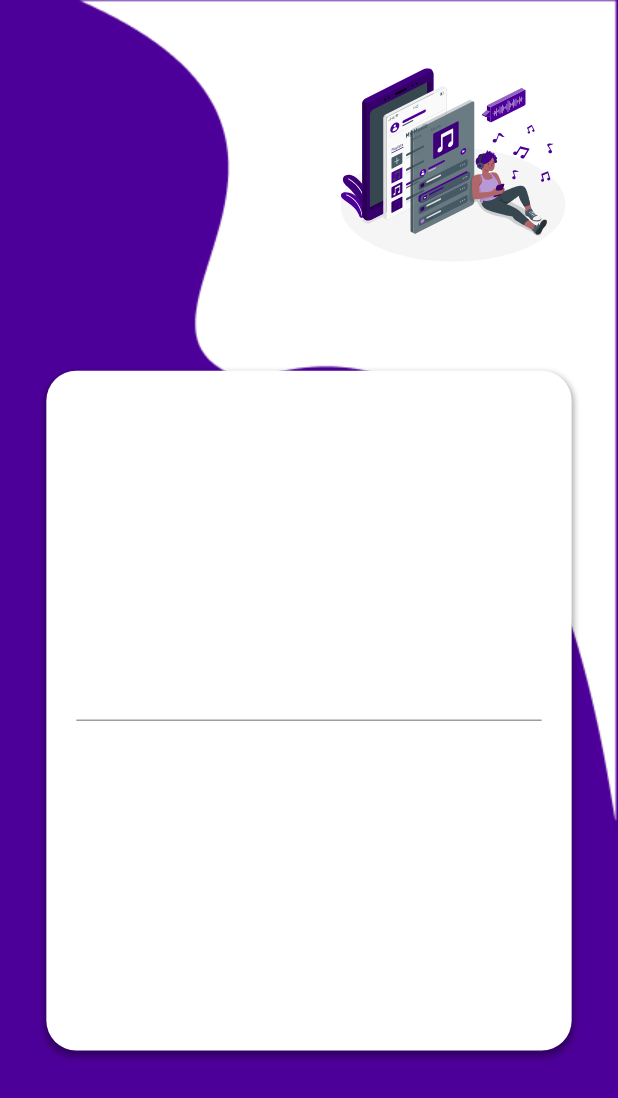
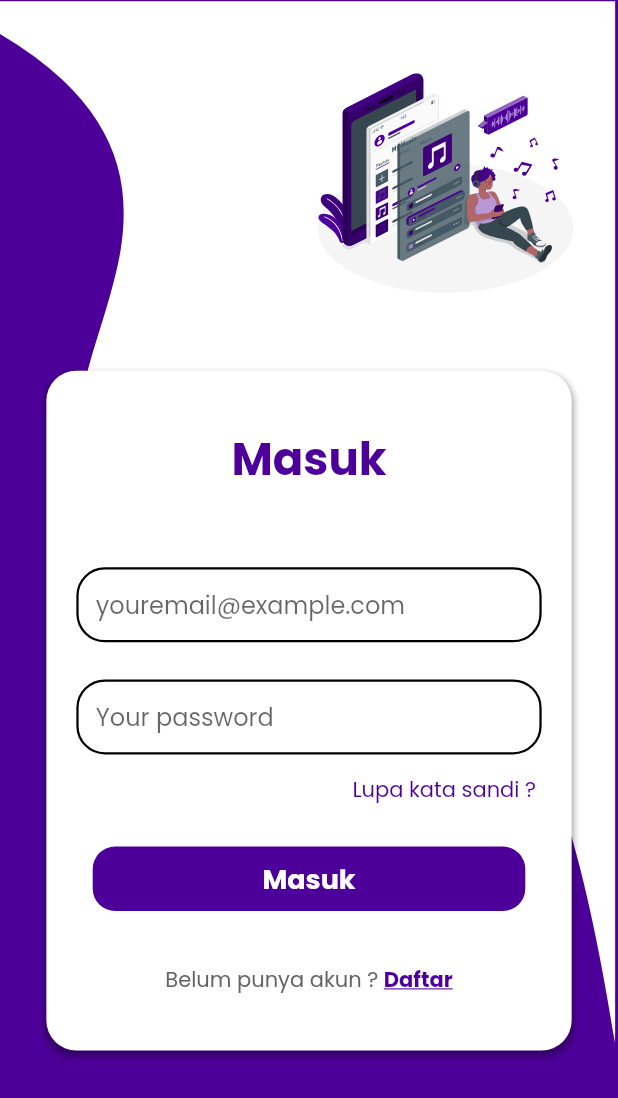
Before and after one commit to Rendisaputra33/ta_pwb, a Flutter app: the screen it shows after launch, after a tap on "Masuk", on a phone screen of 412 x 824 dp. Shown: the top 1098 px of the screen. Run offline on Flutter 3.47's test engine with Material 2 defaults, Android fonts, the phone set to English and light mode, and no system bars; our stand-ins replace flutter_svg.

Commit message:
update login & register

```diff
--- a/lib/main.dart
+++ b/lib/main.dart
@@ -1,7 +1,17 @@
 import 'package:flutter/material.dart';
+import 'package:flutter/services.dart';
 import 'package:musix_app/views/screens/splash_screen.dart';
 
-void main() => runApp(const Application());
+void main() {
+  // SystemChrome.setSystemUIOverlayStyle(
+  //   const SystemUiOverlayStyle(
+  //     statusBarColor: Colors.white,
+  //     statusBarBrightness: Brightness.dark,
+  //     statusBarIconBrightness: Brightness.dark,
+  //   ),
+  // );
+  runApp(const Application());
+}
 
 class Application extends StatelessWidget {
   const Application({Key? key}) : super(key: key);
@@ -12,7 +22,7 @@ class Application extends StatelessWidget {
     return MaterialApp(
       title: 'Flutter Demo',
       debugShowCheckedModeBanner: false,
-      theme: ThemeData(primarySwatch: Colors.blue, fontFamily: 'Poppins'),
+      theme: ThemeData(primarySwatch: Colors.purple, fontFamily: 'Poppins'),
       home: const SplashScreen(),
     );
   }
--- a/lib/views/screens/login_screen.dart
+++ b/lib/views/screens/login_screen.dart
@@ -1,7 +1,11 @@
+import 'package:flutter/cupertino.dart';
 import 'package:flutter/material.dart';
 import 'package:flutter_svg/svg.dart';
 import 'package:musix_app/utils/Size.dart';
 import 'package:musix_app/utils/Theme.dart';
+import 'package:musix_app/views/screens/register_screen.dart';
+import 'package:musix_app/views/widgets/button_rounded.dart';
+import 'package:musix_app/views/widgets/custom_input.dart';
 
 class LoginScreen extends StatefulWidget {
   const LoginScreen({Key? key}) : super(key: key);
@@ -14,25 +18,29 @@ class _LoginScreenState extends State<LoginScreen> {
   @override
   Widget build(BuildContext context) {
     return Scaffold(
-      body: Container(
+      body: SingleChildScrollView(
+        child: Container(
           color: Pallete.primary,
+          height: SizeUtil.height(context),
+          width: SizeUtil.width(context),
           child: Stack(
             alignment: Alignment.center,
             children: <Widget>[
               Positioned(
                 top: -1,
                 right: 0,
-              child: Image.asset(
-                "assets/images/background.png",
+                child: SvgPicture.asset(
+                  "assets/images/bg.svg",
+                  height: SizeUtil.height(context) * 0.85,
                 ),
               ),
               Positioned(
-              top: 35,
-              right: 35,
+                top: 37,
+                right: 30,
                 child: SvgPicture.asset(
                   "assets/images/amico.svg",
-                width: 150,
-                height: 150,
+                  width: 170,
+                  height: 170,
                 ),
               ),
               Positioned(
@@ -57,18 +65,85 @@ class _LoginScreenState extends State<LoginScreen> {
                     child: Column(
                       mainAxisAlignment: MainAxisAlignment.center,
                       children: [
-                      Container(
-                        height: SizeUtil.height(context) * 0.10,
-                        child: TextField(),
+                        Text(
+                          'Masuk',
+                          style: TextStyle(
+                            color: Pallete.primary,
+                            fontWeight: FontWeight.w600,
+                            fontSize: 30,
+                          ),
+                        ),
+                        SizedBox(
+                          height: SizeUtil.height(context) * 0.06,
+                        ),
+                        const CustomInput(
+                          hint: 'youremail@example.com',
+                        ),
+                        SizedBox(
+                          height: SizeUtil.height(context) * 0.03,
+                        ),
+                        const CustomInput(
+                          hint: 'Your password',
+                          secure: true,
+                        ),
+                        SizedBox(
+                          height: SizeUtil.height(context) * 0.016,
+                        ),
+                        Row(
+                          mainAxisAlignment: MainAxisAlignment.end,
+                          children: [
+                            Text(
+                              'Lupa kata sandi ? ',
+                              style: TextStyle(
+                                color: Pallete.primary,
+                                // fontWeight: FontWeight.w600,
+                              ),
+                            ),
+                          ],
+                        ),
+                        SizedBox(
+                          height: SizeUtil.height(context) * 0.03,
+                        ),
+                        const RoundedButton(),
+                        SizedBox(
+                          height: SizeUtil.height(context) * 0.04,
+                        ),
+                        Row(
+                          mainAxisAlignment: MainAxisAlignment.center,
+                          children: [
+                            Text(
+                              'Belum punya akun ? ',
+                              style: TextStyle(
+                                color: Pallete.secondary,
+                              ),
+                            ),
+                            InkWell(
+                              onTap: () => Navigator.push(
+                                context,
+                                MaterialPageRoute(
+                                  builder: (context) => const RegisterScreen(),
+                                ),
+                              ),
+                              child: Text(
+                                'Daftar',
+                                style: TextStyle(
+                                  color: Pallete.primary,
+                                  fontWeight: FontWeight.bold,
+                                  decoration: TextDecoration.underline,
+                                ),
+                              ),
+                            )
+                          ],
+                        )
+                      ],
+                    ),
+                  ),
+                ),
               ),
             ],
           ),
         ),
       ),
-            )
-          ],
-        ),
-      ),
     );
   }
 }
--- /dev/null
+++ b/lib/views/widgets/custom_input.dart
@@ -0,0 +1,36 @@
+import 'package:flutter/material.dart';
+import 'package:musix_app/utils/Theme.dart';
+
+class CustomInput extends StatefulWidget {
+  final bool? secure;
+  final String? hint;
+
+  const CustomInput({Key? key, this.secure, this.hint}) : super(key: key);
+
+  @override
+  State<CustomInput> createState() => _CustomInputState();
+}
+
+class _CustomInputState extends State<CustomInput> {
+  @override
+  Widget build(BuildContext context) {
+    return Container(
+      child: TextField(
+        obscureText: widget.secure ?? false,
+        decoration: InputDecoration(
+          hintText: widget.hint,
+          border: OutlineInputBorder(
+            borderRadius: BorderRadius.circular(19),
+          ),
+          enabledBorder: OutlineInputBorder(
+            borderRadius: BorderRadius.circular(19),
+            borderSide: const BorderSide(width: 1.5),
+          ),
+          focusColor: Pallete.primary,
+          contentPadding: const EdgeInsets.all(13),
+          isDense: true,
+        ),
+      ),
+    );
+  }
+}
```
Also changed, not shown: lib/views/screens/register_screen.dart (added, +132 -0 lines). Lines whose indentation alone changed are shown as unchanged.
